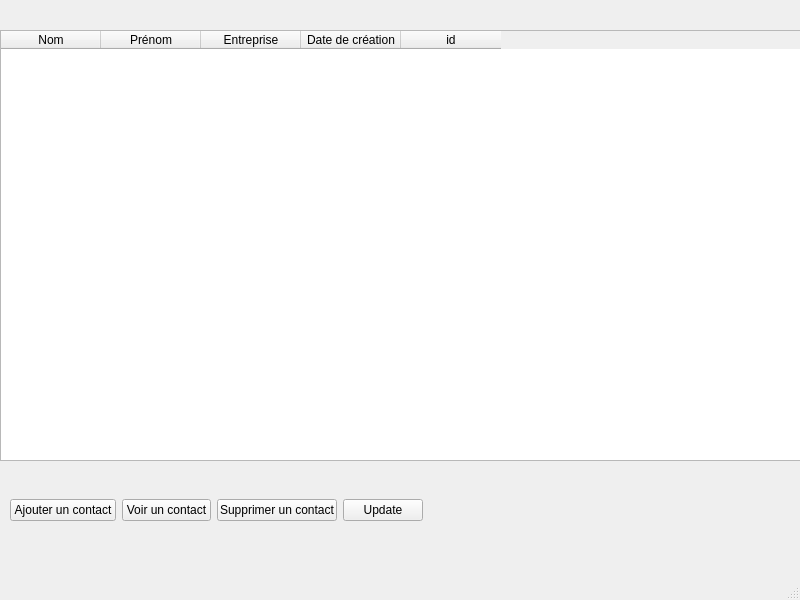
Qt form listcontact.ui (Noa-Barbosa/Projet_CDAA) before a commit.
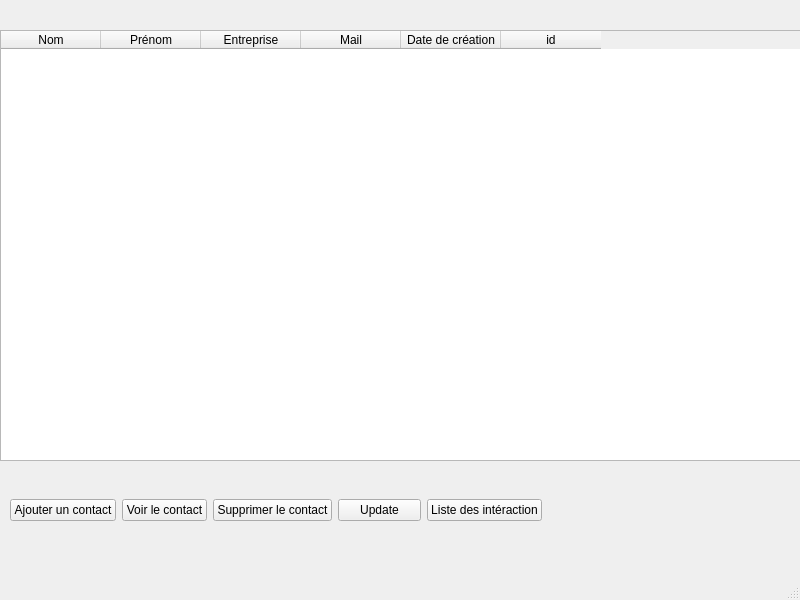
The same form after that commit.

Commit message: maj ihm contact

```diff
--- a/listcontact.ui
+++ b/listcontact.ui
@@ -50,6 +50,11 @@
          <string>Entreprise</string>
         </property>
        </column>
+       <column>
+        <property name="text">
+         <string>Mail</string>
+        </property>
+       </column>
        <column>
         <property name="text">
          <string>Date de création</string>
@@ -69,7 +74,7 @@
      <rect>
       <x>10</x>
       <y>470</y>
-      <width>413</width>
+      <width>532</width>
       <height>80</height>
      </rect>
     </property>
@@ -84,14 +89,14 @@
      <item>
       <widget class="QPushButton" name="seeContact">
        <property name="text">
-        <string>Voir un contact</string>
+        <string>Voir le contact</string>
        </property>
       </widget>
      </item>
      <item>
       <widget class="QPushButton" name="deleteContact">
        <property name="text">
-        <string>Supprimer un contact</string>
+        <string>Supprimer le contact</string>
        </property>
       </widget>
      </item>
@@ -102,6 +107,13 @@
        </property>
       </widget>
      </item>
+     <item>
+      <widget class="QPushButton" name="interactionsContact">
+       <property name="text">
+        <string>Liste des intéraction</string>
+       </property>
+      </widget>
+     </item>
     </layout>
    </widget>
   </widget>
```
The commit also changes 9 other files.
